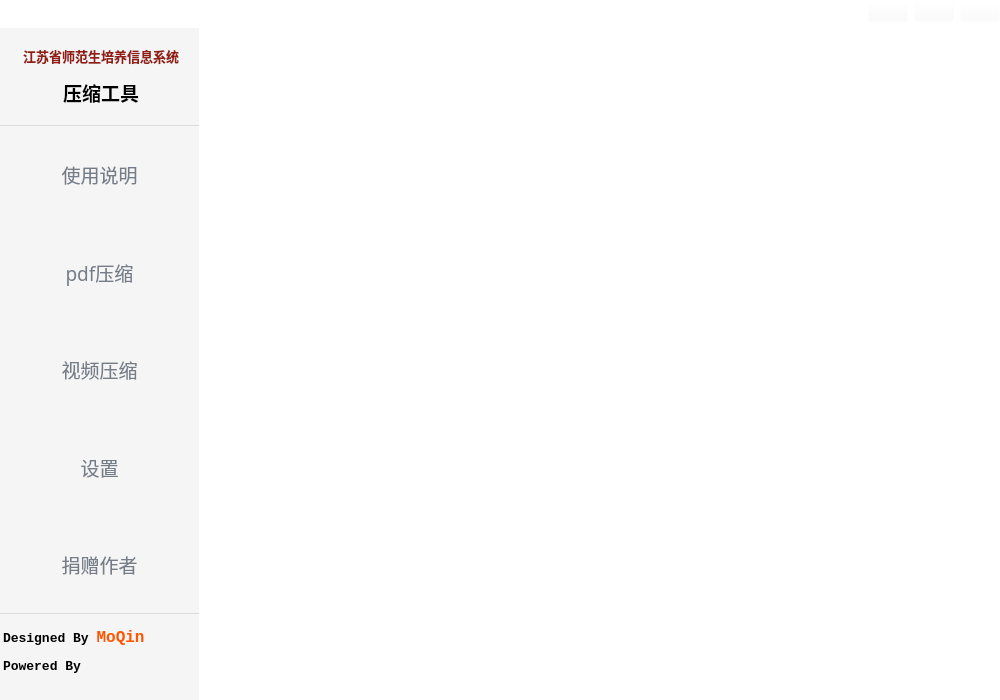
Above: ui/compressMain.ui from jimmy-moqin/compressTools before the change. Below: the same form after it.
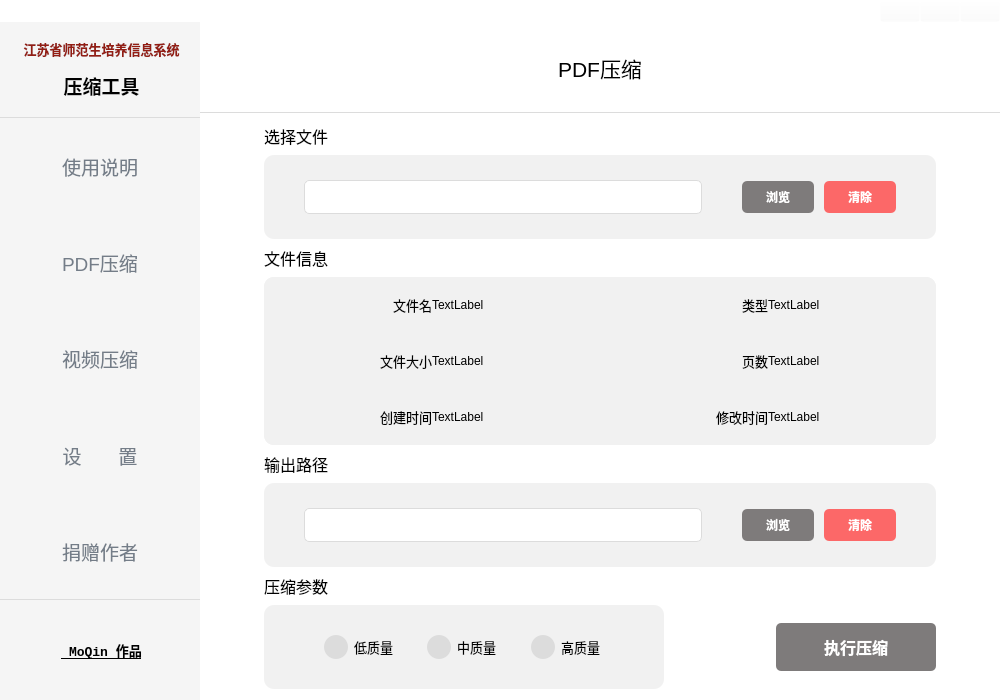
That is the form after the change. Icons and pictures are not drawn.

Diff of the .ui file:
```diff
--- a/ui/compressMain.ui
+++ b/ui/compressMain.ui
@@ -10,6 +10,11 @@
     <height>700</height>
    </rect>
   </property>
+  <property name="font">
+   <font>
+    <family>Microsoft JhengHei UI</family>
+   </font>
+  </property>
   <property name="windowTitle">
    <string>Form</string>
   </property>
@@ -17,6 +22,9 @@
    <string notr="true">background-color: rgb(255, 255, 255);</string>
   </property>
   <layout class="QVBoxLayout" name="verticalLayout">
+   <property name="spacing">
+    <number>0</number>
+   </property>
    <property name="leftMargin">
     <number>0</number>
    </property>
@@ -182,6 +190,9 @@
    </item>
    <item>
     <layout class="QHBoxLayout" name="horizontalLayout_2" stretch="2,8">
+     <property name="spacing">
+      <number>0</number>
+     </property>
      <item>
       <layout class="QVBoxLayout" name="verticalLayout_2" stretch="0">
        <item>
@@ -256,7 +267,7 @@
             </property>
             <property name="font">
              <font>
-              <family>黑体</family>
+              <family>Microsoft YaHei UI</family>
               <pointsize>14</pointsize>
              </font>
             </property>
@@ -278,12 +289,12 @@
             </property>
             <property name="font">
              <font>
-              <family>黑体</family>
+              <family>Microsoft YaHei UI</family>
               <pointsize>14</pointsize>
              </font>
             </property>
             <property name="text">
-             <string>pdf压缩</string>
+             <string>PDF压缩</string>
             </property>
             <property name="checkable">
              <bool>true</bool>
@@ -300,7 +311,7 @@
             </property>
             <property name="font">
              <font>
-              <family>黑体</family>
+              <family>Microsoft YaHei UI</family>
               <pointsize>14</pointsize>
              </font>
             </property>
@@ -322,12 +333,12 @@
             </property>
             <property name="font">
              <font>
-              <family>黑体</family>
+              <family>Microsoft YaHei UI</family>
               <pointsize>14</pointsize>
              </font>
             </property>
             <property name="text">
-             <string>设置</string>
+             <string>设       置</string>
             </property>
             <property name="checkable">
              <bool>true</bool>
@@ -344,7 +355,7 @@
             </property>
             <property name="font">
              <font>
-              <family>黑体</family>
+              <family>Microsoft YaHei UI</family>
               <pointsize>14</pointsize>
              </font>
             </property>
@@ -388,7 +399,7 @@
 background-color: rgb(245,245,245);</string>
             </property>
             <property name="text">
-             <string>&lt;html&gt;&lt;head/&gt;&lt;body&gt;&lt;p&gt;&lt;br/&gt;&lt;span style=&quot; font-size:10pt; font-weight:600;&quot;&gt;Designed By &lt;/span&gt;&lt;span style=&quot; font-size:12pt; font-weight:600; color:#ff5500;&quot;&gt;MoQin &lt;/span&gt;&lt;img src=&quot;:/logo/github_change.png&quot; width=&quot;25&quot; height=&quot;25&quot;/&gt;&lt;/p&gt;&lt;p&gt;&lt;span style=&quot; font-size:10pt; font-weight:600;&quot;&gt;Powered By &lt;/span&gt;&lt;img src=&quot;:/logo/qt_change.png&quot; width=&quot;25&quot; height=&quot;25&quot;/&gt;&lt;img src=&quot;:/logo/ffmpeg_change.png&quot; width=&quot;25&quot; height=&quot;25&quot;/&gt;&lt;/p&gt;&lt;p height=5px&gt;&lt;/p&gt;&lt;/body&gt;&lt;/html&gt;</string>
+             <string>&lt;html&gt;&lt;head/&gt;&lt;body&gt;&lt;p align=&quot;center&quot;&gt;&lt;br/&gt;&lt;/p&gt;&lt;p align=&quot;center&quot;&gt;&lt;img src=&quot;:/logo/github_change.png&quot; width=&quot;25&quot; height=&quot;25&quot;/&gt;&lt;a href=&quot;https://github.com/jimmy-moqin/compressTools&quot;&gt;&lt;span style=&quot; font-size:10pt; font-weight:600; text-decoration: underline; color:#000000;&quot;&gt; MoQin 作品&lt;/span&gt;&lt;/a&gt;&lt;/p&gt;&lt;p align=&quot;center&quot;&gt;&lt;br/&gt;&lt;/p&gt;&lt;/body&gt;&lt;/html&gt;</string>
             </property>
            </widget>
           </item>
@@ -399,8 +410,893 @@
      </item>
      <item>
       <widget class="QStackedWidget" name="stackedWidget">
-       <widget class="QWidget" name="page"/>
-       <widget class="QWidget" name="page_2"/>
+       <property name="currentIndex">
+        <number>1</number>
+       </property>
+       <widget class="QWidget" name="page">
+        <layout class="QVBoxLayout" name="verticalLayout_4" stretch="2,13">
+         <property name="spacing">
+          <number>0</number>
+         </property>
+         <property name="leftMargin">
+          <number>0</number>
+         </property>
+         <property name="topMargin">
+          <number>0</number>
+         </property>
+         <property name="rightMargin">
+          <number>0</number>
+         </property>
+         <property name="bottomMargin">
+          <number>0</number>
+         </property>
+         <item>
+          <widget class="QLabel" name="label_3">
+           <property name="font">
+            <font>
+             <family>黑体</family>
+             <pointsize>16</pointsize>
+            </font>
+           </property>
+           <property name="styleSheet">
+            <string notr="true">border-bottom:solid;
+border-width:0.5px;
+border-bottom-color: rgb(220, 220, 220);
+
+</string>
+           </property>
+           <property name="text">
+            <string>使用说明</string>
+           </property>
+           <property name="alignment">
+            <set>Qt::AlignCenter</set>
+           </property>
+          </widget>
+         </item>
+         <item>
+          <spacer name="verticalSpacer">
+           <property name="orientation">
+            <enum>Qt::Vertical</enum>
+           </property>
+           <property name="sizeHint" stdset="0">
+            <size>
+             <width>20</width>
+             <height>40</height>
+            </size>
+           </property>
+          </spacer>
+         </item>
+        </layout>
+       </widget>
+       <widget class="QWidget" name="pdfPage">
+        <property name="styleSheet">
+         <string notr="true">
+.QLineEdit{
+	border:solid;
+	border-color:#DCDCDC;
+	border-width:0.5px;
+	height:32px;
+	border-radius:5px;
+}
+.QPushButton{
+	border:none;
+	border-radius:5px;
+	width:72px;
+	height:32px;
+	background-color: rgb(126, 123, 123);
+	color:rgb(255, 255, 255);
+	font-family:&quot;黑体&quot;;
+	font-weight:bold;
+}
+#browseBtn1:hover{
+	background-color: rgb(39, 39, 39);
+}
+#browseBtn2:hover{
+	background-color: rgb(39, 39, 39);
+}
+#clearBtn1{
+	background-color: rgb(252, 104, 104);
+}
+#clearBtn2{
+	background-color: rgb(252, 104, 104);
+}
+#clearBtn1:hover{
+	background-color: rgb(255, 29, 29);
+}
+#clearBtn2:hover{
+	background-color: rgb(255, 29, 29);
+}</string>
+        </property>
+        <layout class="QVBoxLayout" name="verticalLayout_5" stretch="3,19">
+         <property name="spacing">
+          <number>0</number>
+         </property>
+         <property name="leftMargin">
+          <number>0</number>
+         </property>
+         <property name="topMargin">
+          <number>0</number>
+         </property>
+         <property name="rightMargin">
+          <number>0</number>
+         </property>
+         <property name="bottomMargin">
+          <number>11</number>
+         </property>
+         <item>
+          <widget class="QLabel" name="label_4">
+           <property name="font">
+            <font>
+             <family>Microsoft YaHei UI</family>
+             <pointsize>16</pointsize>
+            </font>
+           </property>
+           <property name="styleSheet">
+            <string notr="true">border-bottom:solid;
+border-width:0.5px;
+border-bottom-color: rgb(220, 220, 220);
+
+</string>
+           </property>
+           <property name="text">
+            <string>PDF压缩</string>
+           </property>
+           <property name="alignment">
+            <set>Qt::AlignCenter</set>
+           </property>
+          </widget>
+         </item>
+         <item>
+          <layout class="QHBoxLayout" name="horizontalLayout_3">
+           <property name="spacing">
+            <number>0</number>
+           </property>
+           <item>
+            <spacer name="horizontalSpacer_3">
+             <property name="orientation">
+              <enum>Qt::Horizontal</enum>
+             </property>
+             <property name="sizeType">
+              <enum>QSizePolicy::Fixed</enum>
+             </property>
+             <property name="sizeHint" stdset="0">
+              <size>
+               <width>64</width>
+               <height>20</height>
+              </size>
+             </property>
+            </spacer>
+           </item>
+           <item>
+            <layout class="QVBoxLayout" name="verticalLayout_6" stretch="0,1,0,2,0,1,0,1">
+             <property name="spacing">
+              <number>7</number>
+             </property>
+             <property name="sizeConstraint">
+              <enum>QLayout::SetMinimumSize</enum>
+             </property>
+             <property name="topMargin">
+              <number>11</number>
+             </property>
+             <item>
+              <widget class="QLabel" name="label_5">
+               <property name="font">
+                <font>
+                 <family>Microsoft YaHei UI</family>
+                 <pointsize>12</pointsize>
+                </font>
+               </property>
+               <property name="text">
+                <string>选择文件</string>
+               </property>
+              </widget>
+             </item>
+             <item>
+              <widget class="QWidget" name="widget_2" native="true">
+               <property name="styleSheet">
+                <string notr="true">.QWidget{
+	background-color: rgb(241, 241, 241);
+	border-radius:10px;
+}</string>
+               </property>
+               <layout class="QHBoxLayout" name="horizontalLayout_4">
+                <property name="spacing">
+                 <number>0</number>
+                </property>
+                <property name="leftMargin">
+                 <number>0</number>
+                </property>
+                <property name="topMargin">
+                 <number>0</number>
+                </property>
+                <property name="rightMargin">
+                 <number>0</number>
+                </property>
+                <property name="bottomMargin">
+                 <number>0</number>
+                </property>
+                <item>
+                 <spacer name="horizontalSpacer_5">
+                  <property name="orientation">
+                   <enum>Qt::Horizontal</enum>
+                  </property>
+                  <property name="sizeType">
+                   <enum>QSizePolicy::Fixed</enum>
+                  </property>
+                  <property name="sizeHint" stdset="0">
+                   <size>
+                    <width>40</width>
+                    <height>20</height>
+                   </size>
+                  </property>
+                 </spacer>
+                </item>
+                <item>
+                 <widget class="QLineEdit" name="lineEdit">
+                  <property name="sizePolicy">
+                   <sizepolicy hsizetype="Expanding" vsizetype="Fixed">
+                    <horstretch>0</horstretch>
+                    <verstretch>0</verstretch>
+                   </sizepolicy>
+                  </property>
+                  <property name="minimumSize">
+                   <size>
+                    <width>0</width>
+                    <height>32</height>
+                   </size>
+                  </property>
+                 </widget>
+                </item>
+                <item>
+                 <spacer name="horizontalSpacer_7">
+                  <property name="orientation">
+                   <enum>Qt::Horizontal</enum>
+                  </property>
+                  <property name="sizeType">
+                   <enum>QSizePolicy::Fixed</enum>
+                  </property>
+                  <property name="sizeHint" stdset="0">
+                   <size>
+                    <width>40</width>
+                    <height>20</height>
+                   </size>
+                  </property>
+                 </spacer>
+                </item>
+                <item>
+                 <widget class="QPushButton" name="browseBtn1">
+                  <property name="minimumSize">
+                   <size>
+                    <width>0</width>
+                    <height>32</height>
+                   </size>
+                  </property>
+                  <property name="font">
+                   <font>
+                    <family>黑体</family>
+                    <weight>75</weight>
+                    <bold>true</bold>
+                   </font>
+                  </property>
+                  <property name="styleSheet">
+                   <string notr="true">#browseBtn1:hover{
+	background-color: rgb(39, 39, 39);
+}
+#clearBtn1{
+	background-color: rgb(252, 104, 104);
+}</string>
+                  </property>
+                  <property name="text">
+                   <string>浏览</string>
+                  </property>
+                 </widget>
+                </item>
+                <item>
+                 <spacer name="horizontalSpacer_8">
+                  <property name="orientation">
+                   <enum>Qt::Horizontal</enum>
+                  </property>
+                  <property name="sizeType">
+                   <enum>QSizePolicy::Fixed</enum>
+                  </property>
+                  <property name="sizeHint" stdset="0">
+                   <size>
+                    <width>10</width>
+                    <height>20</height>
+                   </size>
+                  </property>
+                 </spacer>
+                </item>
+                <item>
+                 <widget class="QPushButton" name="clearBtn1">
+                  <property name="sizePolicy">
+                   <sizepolicy hsizetype="Minimum" vsizetype="Fixed">
+                    <horstretch>0</horstretch>
+                    <verstretch>0</verstretch>
+                   </sizepolicy>
+                  </property>
+                  <property name="minimumSize">
+                   <size>
+                    <width>0</width>
+                    <height>32</height>
+                   </size>
+                  </property>
+                  <property name="font">
+                   <font>
+                    <family>黑体</family>
+                    <weight>75</weight>
+                    <bold>true</bold>
+                   </font>
+                  </property>
+                  <property name="text">
+                   <string>清除</string>
+                  </property>
+                 </widget>
+                </item>
+                <item>
+                 <spacer name="horizontalSpacer_6">
+                  <property name="orientation">
+                   <enum>Qt::Horizontal</enum>
+                  </property>
+                  <property name="sizeType">
+                   <enum>QSizePolicy::Fixed</enum>
+                  </property>
+                  <property name="sizeHint" stdset="0">
+                   <size>
+                    <width>40</width>
+                    <height>20</height>
+                   </size>
+                  </property>
+                 </spacer>
+                </item>
+               </layout>
+              </widget>
+             </item>
+             <item>
+              <widget class="QLabel" name="label_6">
+               <property name="font">
+                <font>
+                 <family>Microsoft YaHei UI</family>
+                 <pointsize>12</pointsize>
+                </font>
+               </property>
+               <property name="text">
+                <string>文件信息</string>
+               </property>
+              </widget>
+             </item>
+             <item>
+              <widget class="QWidget" name="widget_3" native="true">
+               <property name="styleSheet">
+                <string notr="true">.QWidget{
+background-color: rgb(241, 241, 241);
+border-radius:10px;
+}
+.QLabel{
+background-color: rgb(241, 241, 241);
+border-radius:10px;
+}</string>
+               </property>
+               <layout class="QGridLayout" name="gridLayout">
+                <property name="leftMargin">
+                 <number>0</number>
+                </property>
+                <property name="topMargin">
+                 <number>0</number>
+                </property>
+                <property name="rightMargin">
+                 <number>0</number>
+                </property>
+                <property name="bottomMargin">
+                 <number>0</number>
+                </property>
+                <property name="spacing">
+                 <number>0</number>
+                </property>
+                <item row="0" column="0">
+                 <widget class="QLabel" name="label_7">
+                  <property name="font">
+                   <font>
+                    <family>Microsoft YaHei UI</family>
+                    <pointsize>10</pointsize>
+                   </font>
+                  </property>
+                  <property name="text">
+                   <string>文件名</string>
+                  </property>
+                  <property name="alignment">
+                   <set>Qt::AlignRight|Qt::AlignTrailing|Qt::AlignVCenter</set>
+                  </property>
+                 </widget>
+                </item>
+                <item row="2" column="0">
+                 <widget class="QLabel" name="label_8">
+                  <property name="font">
+                   <font>
+                    <family>Microsoft YaHei UI</family>
+                    <pointsize>10</pointsize>
+                   </font>
+                  </property>
+                  <property name="text">
+                   <string>创建时间</string>
+                  </property>
+                  <property name="alignment">
+                   <set>Qt::AlignRight|Qt::AlignTrailing|Qt::AlignVCenter</set>
+                  </property>
+                 </widget>
+                </item>
+                <item row="2" column="2">
+                 <widget class="QLabel" name="label_12">
+                  <property name="font">
+                   <font>
+                    <family>Microsoft YaHei UI</family>
+                    <pointsize>10</pointsize>
+                   </font>
+                  </property>
+                  <property name="text">
+                   <string>修改时间</string>
+                  </property>
+                  <property name="alignment">
+                   <set>Qt::AlignRight|Qt::AlignTrailing|Qt::AlignVCenter</set>
+                  </property>
+                 </widget>
+                </item>
+                <item row="0" column="3">
+                 <widget class="QLabel" name="label_16">
+                  <property name="font">
+                   <font>
+                    <family>Microsoft YaHei UI</family>
+                   </font>
+                  </property>
+                  <property name="text">
+                   <string>TextLabel</string>
+                  </property>
+                 </widget>
+                </item>
+                <item row="2" column="3">
+                 <widget class="QLabel" name="label_18">
+                  <property name="font">
+                   <font>
+                    <family>Microsoft YaHei UI</family>
+                   </font>
+                  </property>
+                  <property name="text">
+                   <string>TextLabel</string>
+                  </property>
+                 </widget>
+                </item>
+                <item row="1" column="2">
+                 <widget class="QLabel" name="label_11">
+                  <property name="font">
+                   <font>
+                    <family>Microsoft YaHei UI</family>
+                    <pointsize>10</pointsize>
+                   </font>
+                  </property>
+                  <property name="text">
+                   <string>页数</string>
+                  </property>
+                  <property name="alignment">
+                   <set>Qt::AlignRight|Qt::AlignTrailing|Qt::AlignVCenter</set>
+                  </property>
+                 </widget>
+                </item>
+                <item row="1" column="3">
+                 <widget class="QLabel" name="label_17">
+                  <property name="font">
+                   <font>
+                    <family>Microsoft YaHei UI</family>
+                   </font>
+                  </property>
+                  <property name="text">
+                   <string>TextLabel</string>
+                  </property>
+                 </widget>
+                </item>
+                <item row="0" column="2">
+                 <widget class="QLabel" name="label_10">
+                  <property name="font">
+                   <font>
+                    <family>Microsoft YaHei UI</family>
+                    <pointsize>10</pointsize>
+                   </font>
+                  </property>
+                  <property name="text">
+                   <string>类型</string>
+                  </property>
+                  <property name="alignment">
+                   <set>Qt::AlignRight|Qt::AlignTrailing|Qt::AlignVCenter</set>
+                  </property>
+                 </widget>
+                </item>
+                <item row="0" column="1">
+                 <widget class="QLabel" name="label_13">
+                  <property name="font">
+                   <font>
+                    <family>Microsoft YaHei UI</family>
+                   </font>
+                  </property>
+                  <property name="text">
+                   <string>TextLabel</string>
+                  </property>
+                 </widget>
+                </item>
+                <item row="1" column="1">
+                 <widget class="QLabel" name="label_14">
+                  <property name="font">
+                   <font>
+                    <family>Microsoft YaHei UI</family>
+                   </font>
+                  </property>
+                  <property name="text">
+                   <string>TextLabel</string>
+                  </property>
+                 </widget>
+                </item>
+                <item row="1" column="0">
+                 <widget class="QLabel" name="label_9">
+                  <property name="font">
+                   <font>
+                    <family>Microsoft YaHei UI</family>
+                    <pointsize>10</pointsize>
+                   </font>
+                  </property>
+                  <property name="text">
+                   <string>文件大小</string>
+                  </property>
+                  <property name="alignment">
+                   <set>Qt::AlignRight|Qt::AlignTrailing|Qt::AlignVCenter</set>
+                  </property>
+                 </widget>
+                </item>
+                <item row="2" column="1">
+                 <widget class="QLabel" name="label_15">
+                  <property name="font">
+                   <font>
+                    <family>Microsoft YaHei UI</family>
+                   </font>
+                  </property>
+                  <property name="text">
+                   <string>TextLabel</string>
+                  </property>
+                 </widget>
+                </item>
+               </layout>
+              </widget>
+             </item>
+             <item>
+              <widget class="QLabel" name="label_19">
+               <property name="font">
+                <font>
+                 <family>Microsoft YaHei UI</family>
+                 <pointsize>12</pointsize>
+                </font>
+               </property>
+               <property name="text">
+                <string>输出路径</string>
+               </property>
+              </widget>
+             </item>
+             <item>
+              <widget class="QWidget" name="widget_4" native="true">
+               <property name="styleSheet">
+                <string notr="true">.QWidget{
+background-color: rgb(241, 241, 241);
+border-radius:10px;}</string>
+               </property>
+               <layout class="QHBoxLayout" name="horizontalLayout_6">
+                <property name="spacing">
+                 <number>0</number>
+                </property>
+                <property name="leftMargin">
+                 <number>0</number>
+                </property>
+                <property name="topMargin">
+                 <number>0</number>
+                </property>
+                <property name="rightMargin">
+                 <number>0</number>
+                </property>
+                <property name="bottomMargin">
+                 <number>0</number>
+                </property>
+                <item>
+                 <spacer name="horizontalSpacer_9">
+                  <property name="orientation">
+                   <enum>Qt::Horizontal</enum>
+                  </property>
+                  <property name="sizeType">
+                   <enum>QSizePolicy::Fixed</enum>
+                  </property>
+                  <property name="sizeHint" stdset="0">
+                   <size>
+                    <width>40</width>
+                    <height>20</height>
+                   </size>
+                  </property>
+                 </spacer>
+                </item>
+                <item>
+                 <widget class="QLineEdit" name="lineEdit_2"/>
+                </item>
+                <item>
+                 <spacer name="horizontalSpacer_10">
+                  <property name="orientation">
+                   <enum>Qt::Horizontal</enum>
+                  </property>
+                  <property name="sizeType">
+                   <enum>QSizePolicy::Fixed</enum>
+                  </property>
+                  <property name="sizeHint" stdset="0">
+                   <size>
+                    <width>40</width>
+                    <height>20</height>
+                   </size>
+                  </property>
+                 </spacer>
+                </item>
+                <item>
+                 <widget class="QPushButton" name="browseBtn2">
+                  <property name="text">
+                   <string>浏览</string>
+                  </property>
+                 </widget>
+                </item>
+                <item>
+                 <spacer name="horizontalSpacer_11">
+                  <property name="orientation">
+                   <enum>Qt::Horizontal</enum>
+                  </property>
+                  <property name="sizeType">
+                   <enum>QSizePolicy::Fixed</enum>
+                  </property>
+                  <property name="sizeHint" stdset="0">
+                   <size>
+                    <width>10</width>
+                    <height>20</height>
+                   </size>
+                  </property>
+                 </spacer>
+                </item>
+                <item>
+                 <widget class="QPushButton" name="clearBtn2">
+                  <property name="text">
+                   <string>清除</string>
+                  </property>
+                 </widget>
+                </item>
+                <item>
+                 <spacer name="horizontalSpacer_12">
+                  <property name="orientation">
+                   <enum>Qt::Horizontal</enum>
+                  </property>
+                  <property name="sizeType">
+                   <enum>QSizePolicy::Fixed</enum>
+                  </property>
+                  <property name="sizeHint" stdset="0">
+                   <size>
+                    <width>40</width>
+                    <height>20</height>
+                   </size>
+                  </property>
+                 </spacer>
+                </item>
+               </layout>
+              </widget>
+             </item>
+             <item>
+              <widget class="QLabel" name="label_20">
+               <property name="font">
+                <font>
+                 <family>Microsoft YaHei UI</family>
+                 <pointsize>12</pointsize>
+                </font>
+               </property>
+               <property name="text">
+                <string>压缩参数</string>
+               </property>
+              </widget>
+             </item>
+             <item>
+              <layout class="QHBoxLayout" name="horizontalLayout_7">
+               <property name="spacing">
+                <number>0</number>
+               </property>
+               <item>
+                <widget class="QWidget" name="widget_5" native="true">
+                 <property name="sizePolicy">
+                  <sizepolicy hsizetype="Fixed" vsizetype="Expanding">
+                   <horstretch>0</horstretch>
+                   <verstretch>0</verstretch>
+                  </sizepolicy>
+                 </property>
+                 <property name="minimumSize">
+                  <size>
+                   <width>400</width>
+                   <height>0</height>
+                  </size>
+                 </property>
+                 <property name="styleSheet">
+                  <string notr="true">.QWidget{
+background-color: rgb(241, 241, 241);
+border-radius:10px;}
+
+.QRadioButton{
+background-color: rgb(241, 241, 241);
+}
+QRadioButton::indicator {width: 24px;height: 24px;border-radius:12px}
+                /*单选框未选中样式*/
+QRadioButton::indicator::unchecked {background-color:#DCDCDC}
+                /*单选框选中样式*/
+QRadioButton::indicator::checked {background-color:#7E7B7B}
+</string>
+                 </property>
+                 <layout class="QHBoxLayout" name="horizontalLayout_8">
+                  <property name="spacing">
+                   <number>0</number>
+                  </property>
+                  <property name="leftMargin">
+                   <number>0</number>
+                  </property>
+                  <property name="topMargin">
+                   <number>0</number>
+                  </property>
+                  <property name="rightMargin">
+                   <number>0</number>
+                  </property>
+                  <property name="bottomMargin">
+                   <number>0</number>
+                  </property>
+                  <item>
+                   <spacer name="horizontalSpacer_13">
+                    <property name="orientation">
+                     <enum>Qt::Horizontal</enum>
+                    </property>
+                    <property name="sizeType">
+                     <enum>QSizePolicy::Fixed</enum>
+                    </property>
+                    <property name="sizeHint" stdset="0">
+                     <size>
+                      <width>60</width>
+                      <height>20</height>
+                     </size>
+                    </property>
+                   </spacer>
+                  </item>
+                  <item>
+                   <widget class="QRadioButton" name="radioButton">
+                    <property name="font">
+                     <font>
+                      <family>Microsoft YaHei UI</family>
+                      <pointsize>10</pointsize>
+                     </font>
+                    </property>
+                    <property name="text">
+                     <string>低质量</string>
+                    </property>
+                   </widget>
+                  </item>
+                  <item>
+                   <widget class="QRadioButton" name="radioButton_2">
+                    <property name="font">
+                     <font>
+                      <family>Microsoft YaHei UI</family>
+                      <pointsize>10</pointsize>
+                     </font>
+                    </property>
+                    <property name="text">
+                     <string>中质量</string>
+                    </property>
+                   </widget>
+                  </item>
+                  <item>
+                   <widget class="QRadioButton" name="radioButton_3">
+                    <property name="font">
+                     <font>
+                      <family>Microsoft YaHei UI</family>
+                      <pointsize>10</pointsize>
+                     </font>
+                    </property>
+                    <property name="text">
+                     <string>高质量</string>
+                    </property>
+                   </widget>
+                  </item>
+                  <item>
+                   <spacer name="horizontalSpacer_14">
+                    <property name="orientation">
+                     <enum>Qt::Horizontal</enum>
+                    </property>
+                    <property name="sizeType">
+                     <enum>QSizePolicy::Fixed</enum>
+                    </property>
+                    <property name="sizeHint" stdset="0">
+                     <size>
+                      <width>30</width>
+                      <height>20</height>
+                     </size>
+                    </property>
+                   </spacer>
+                  </item>
+                 </layout>
+                </widget>
+               </item>
+               <item>
+                <spacer name="horizontalSpacer_2">
+                 <property name="orientation">
+                  <enum>Qt::Horizontal</enum>
+                 </property>
+                 <property name="sizeType">
+                  <enum>QSizePolicy::Expanding</enum>
+                 </property>
+                 <property name="sizeHint" stdset="0">
+                  <size>
+                   <width>80</width>
+                   <height>20</height>
+                  </size>
+                 </property>
+                </spacer>
+               </item>
+               <item>
+                <widget class="QPushButton" name="runCompressBtn">
+                 <property name="sizePolicy">
+                  <sizepolicy hsizetype="Fixed" vsizetype="Fixed">
+                   <horstretch>0</horstretch>
+                   <verstretch>0</verstretch>
+                  </sizepolicy>
+                 </property>
+                 <property name="minimumSize">
+                  <size>
+                   <width>160</width>
+                   <height>0</height>
+                  </size>
+                 </property>
+                 <property name="font">
+                  <font>
+                   <family>黑体</family>
+                   <pointsize>12</pointsize>
+                   <weight>75</weight>
+                   <bold>true</bold>
+                  </font>
+                 </property>
+                 <property name="styleSheet">
+                  <string notr="true">#runCompressBtn{
+	height:48px;
+}
+#runCompressBtn:hover{
+	
+	background-color: rgb(39, 39, 39);
+}</string>
+                 </property>
+                 <property name="text">
+                  <string>执行压缩</string>
+                 </property>
+                </widget>
+               </item>
+              </layout>
+             </item>
+            </layout>
+           </item>
+           <item>
+            <spacer name="horizontalSpacer_4">
+             <property name="orientation">
+              <enum>Qt::Horizontal</enum>
+             </property>
+             <property name="sizeType">
+              <enum>QSizePolicy::Fixed</enum>
+             </property>
+             <property name="sizeHint" stdset="0">
+              <size>
+               <width>64</width>
+               <height>20</height>
+              </size>
+             </property>
+            </spacer>
+           </item>
+          </layout>
+         </item>
+        </layout>
+       </widget>
       </widget>
      </item>
     </layout>
```
